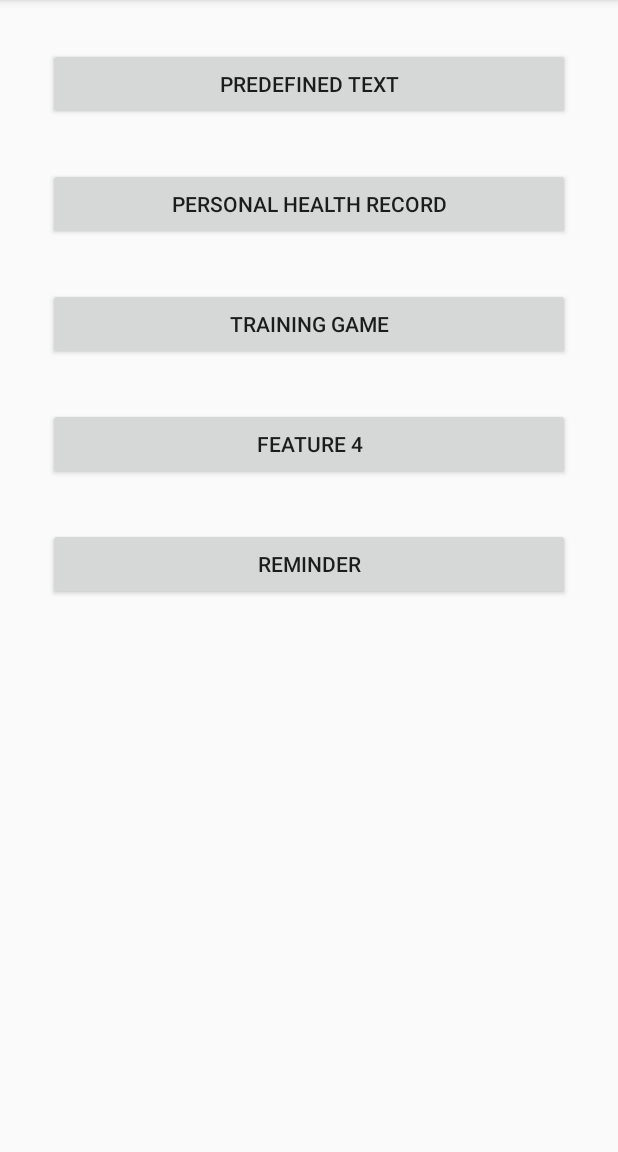
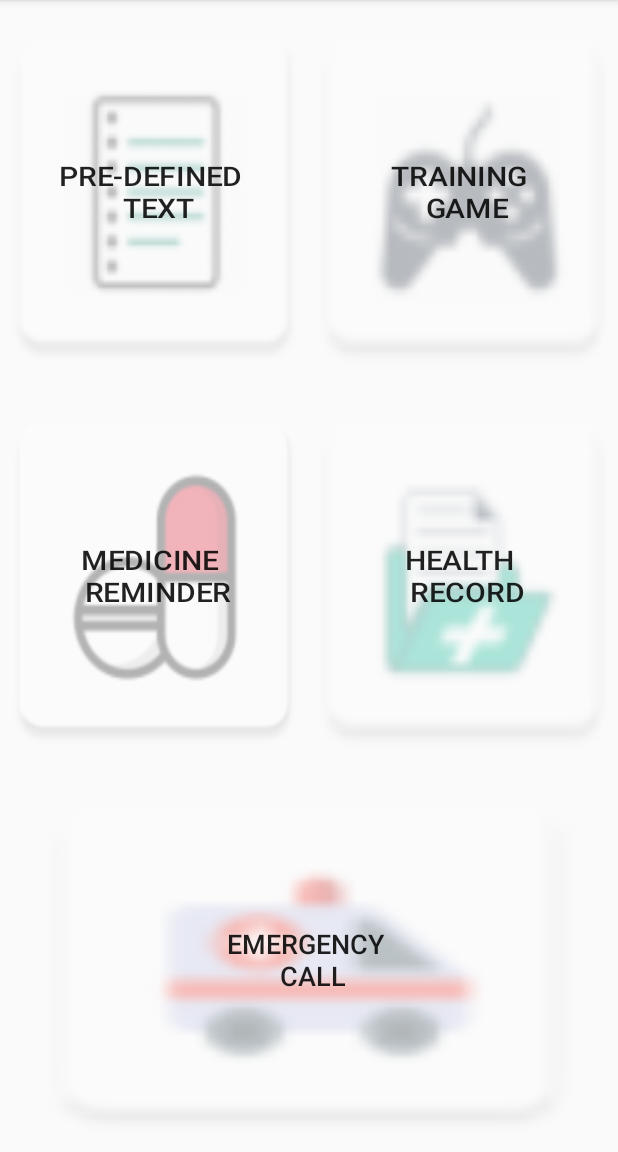
Before and after one commit to Howard-HS/Stroke-Assistant, an Android app: the screen it shows after launch (MainActivity), on a phone screen of 412 x 824 dp, the part 84-1236 px from its top. Run offline under Robolectric (Android 15) with nearby library versions, the phone set to English and light mode, and no system bars.

Commit message:
changes of main interface (#7)
* changes of main interface

* Reminder (#8)

* Add everything about reminder module except reminder

* Added notification for reminder (unable to delete notification but only reminder, will be included in next commit)

* Add scheduled notifications removal

* o

* fix reminder dialog

* Added timepicker for picking time for reminder

* change text color of saved reminder's detail

* Fix list not updating after inserting new reminder, Clean up code and UI

* changes of main interface

```diff
--- a/app/src/main/res/layout/activity_main.xml
+++ b/app/src/main/res/layout/activity_main.xml
@@ -2,45 +2,133 @@
 <LinearLayout
     xmlns:android="http://schemas.android.com/apk/res/android"
     xmlns:tools="http://schemas.android.com/tools"
-    android:layout_width="match_parent"
-    android:layout_height="match_parent"
+    android:layout_width="fill_parent"
+    android:layout_height="fill_parent"
     android:orientation="vertical"
-    android:padding="16dp"
     tools:context="aad.assignment.strokeassistant.MainActivity">
 
-    <Button
-        android:id="@+id/btnPredefinedText"
-        android:layout_width="match_parent"
-        android:layout_height="wrap_content"
-        android:layout_margin="16dp"
-        android:text="@string/activity_predefined_text"/>
+    <LinearLayout
+        android:layout_width="fill_parent"
+        android:layout_height="0dp"
+        android:layout_weight="0.5"
+        android:orientation="horizontal"
+        android:weightSum="1">
 
-    <Button
-        android:id="@+id/btnHealthRec"
-        android:layout_width="match_parent"
-        android:layout_height="wrap_content"
-        android:layout_margin="16dp"
-        android:text="@string/activity_health_rec"/>
+        <RelativeLayout
+            android:layout_width="0dp"
+            android:layout_height="match_parent"
+            android:layout_weight="0.5">
 
-    <Button
-        android:id="@+id/btnToMemGame"
-        android:layout_width="match_parent"
-        android:layout_height="wrap_content"
-        android:layout_margin="16dp"
-        android:text="@string/mem_game"/>
+            <Button
+                android:id="@+id/btnPredefinedText"
+                android:layout_width="match_parent"
+                android:layout_height="match_parent"
+                android:background="@mipmap/ic_definedtext"
+                android:backgroundTint="@color/colorHalfWhite"
+                android:backgroundTintMode="multiply"
+                android:gravity="center"
+                android:padding="16dp"
+                android:scaleX="1.1"
+                android:singleLine="false"
+                android:text="@string/pre_defined_text"
+                android:textSize="18sp"
+                />
+        </RelativeLayout>
 
-    <Button
-        android:id="@+id/button4"
-        android:layout_width="match_parent"
-        android:layout_height="wrap_content"
-        android:layout_margin="16dp"
-        android:text="Feature 4"/>
+        <RelativeLayout
+            android:layout_width="0dp"
+            android:layout_height="match_parent"
+            android:layout_weight="0.5">
 
-    <Button
-        android:id="@+id/btnReminder"
-        android:layout_width="match_parent"
-        android:layout_height="wrap_content"
-        android:layout_margin="16dp"
-        android:text="@string/reminder"/>
+            <Button
+                android:id="@+id/btnToMemGame"
+                android:layout_width="match_parent"
+                android:layout_height="match_parent"
+                android:background="@mipmap/ic_game"
+                android:backgroundTint="@color/colorHalfWhite"
+                android:backgroundTintMode="multiply"
+                android:gravity="center"
+                android:padding="16dp"
+                android:scaleX="1.1"
+                android:singleLine="false"
+                android:text="@string/training_game"
+                android:textSize="18sp"/>
+        </RelativeLayout>
+    </LinearLayout>
 
+    <LinearLayout
+        android:layout_width="fill_parent"
+        android:layout_height="0dp"
+        android:layout_weight="0.5"
+        android:orientation="horizontal"
+        android:weightSum="1">
+
+        <RelativeLayout
+            android:layout_width="0dp"
+            android:layout_height="match_parent"
+            android:layout_weight="0.5">
+
+            <Button
+                android:id="@+id/btnReminder"
+                android:layout_width="match_parent"
+                android:layout_height="match_parent"
+                android:layout_margin="0dp"
+                android:background="@mipmap/ic_medicine"
+                android:backgroundTint="@color/colorHalfWhite"
+                android:backgroundTintMode="multiply"
+                android:gravity="center"
+                android:padding="16dp"
+                android:scaleX="1.1"
+                android:text="@string/medicine_reminder"
+                android:textSize="18sp"/>
+        </RelativeLayout>
+
+        <RelativeLayout
+            android:layout_width="0dp"
+            android:layout_height="match_parent"
+            android:layout_weight="0.5">
+
+            <Button
+                android:id="@+id/btnHealthRec"
+                android:layout_width="match_parent"
+                android:layout_height="match_parent"
+                android:layout_margin="0dp"
+                android:background="@mipmap/ic_healthrecord"
+                android:backgroundTint="@color/colorHalfWhite"
+                android:backgroundTintMode="multiply"
+                android:padding="16dp"
+                android:scaleX="1.1"
+                android:text="@string/health_record"
+                android:textSize="18sp"/>
+
+        </RelativeLayout>
+    </LinearLayout>
+
+    <LinearLayout
+        android:layout_width="fill_parent"
+        android:layout_height="0dp"
+        android:layout_margin="0dp"
+        android:layout_weight="0.5"
+        android:orientation="horizontal"
+        android:padding="0dp"
+        android:weightSum="1">
+
+        <RelativeLayout
+            android:layout_width="0dp"
+            android:layout_height="match_parent"
+            android:layout_weight="1">
+
+            <Button
+                android:id="@+id/button5"
+                android:layout_width="match_parent"
+                android:layout_height="match_parent"
+                android:background="@mipmap/ic_emergencycall"
+                android:backgroundTint="@color/colorHalfWhite"
+                android:backgroundTintMode="multiply"
+                android:gravity="center"
+                android:padding="16dp"
+                android:text="@string/emergency_call"
+                android:textSize="18sp"/>
+        </RelativeLayout>
+    </LinearLayout>
 </LinearLayout>
--- a/app/src/main/res/values/colors.xml
+++ b/app/src/main/res/values/colors.xml
@@ -9,6 +9,7 @@
     <color name="colorGreen">#5bb90d</color>
     <color name="colorBlack">#000</color>
     <color name="colorWhite">#ffff</color>
+    <color name="colorHalfWhite">#59FFFFFF</color>
     <color name="colorDivider">#f0f0f0</color>
     <color name="colorText">#333333</color>
     <color name="colorGray">#999999</color>
--- a/app/src/main/res/values/strings.xml
+++ b/app/src/main/res/values/strings.xml
@@ -73,4 +73,10 @@
     <string name="invalid_minute">Invalid Minute Input</string>
     <string name="reminder_removal_error">Error removing old reminders</string>
 
+    <string name="pre_defined_text">Pre-defined \n Text</string>
+    <string name="training_game">Training \n Game</string>
+    <string name="medicine_reminder">Medicine \n Reminder</string>
+    <string name="health_record">Health \n Record</string>
+    <string name="emergency_call">Emergency \n Call</string>
+
 </resources>
```
Also changed, not shown: app/src/main/res/mipmap-mdpi/ic_definedtext.png (added), app/src/main/res/mipmap-mdpi/ic_emergencycall.png (added), app/src/main/res/mipmap-mdpi/ic_game.png (added), app/src/main/res/mipmap-mdpi/ic_healthrecord.png (added), app/src/main/res/mipmap-mdpi/ic_medicine.png (added).
